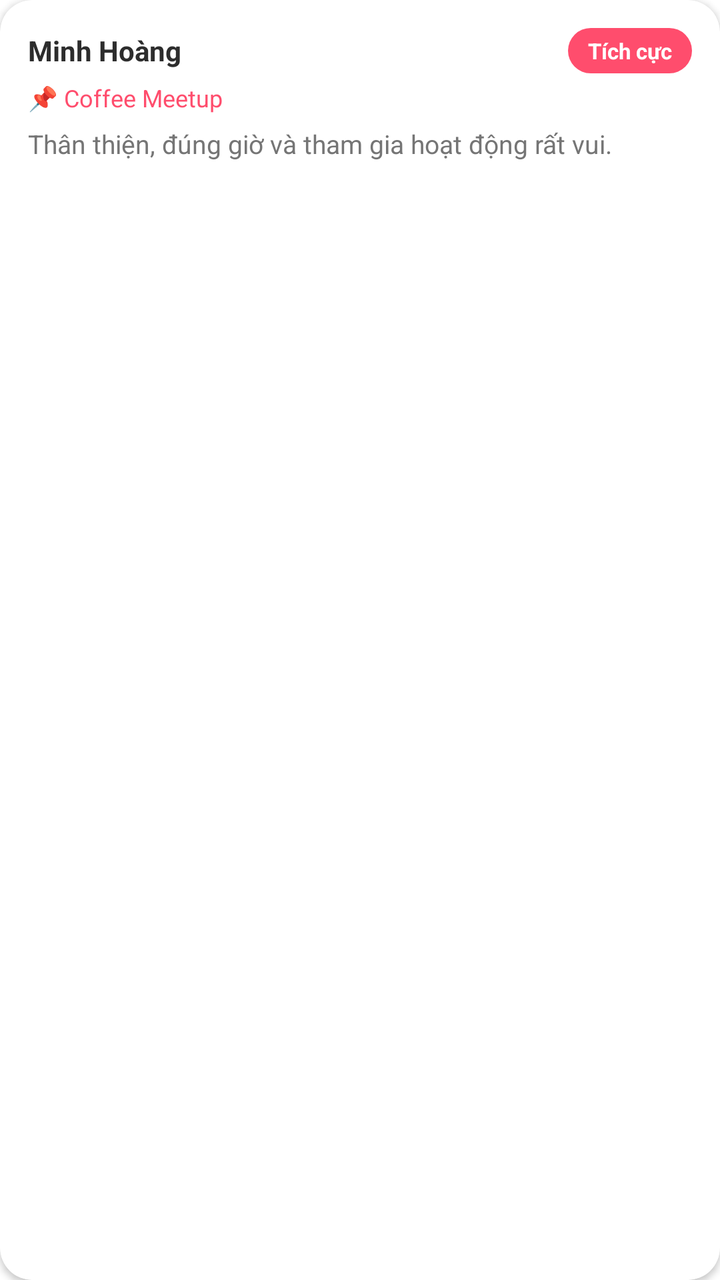
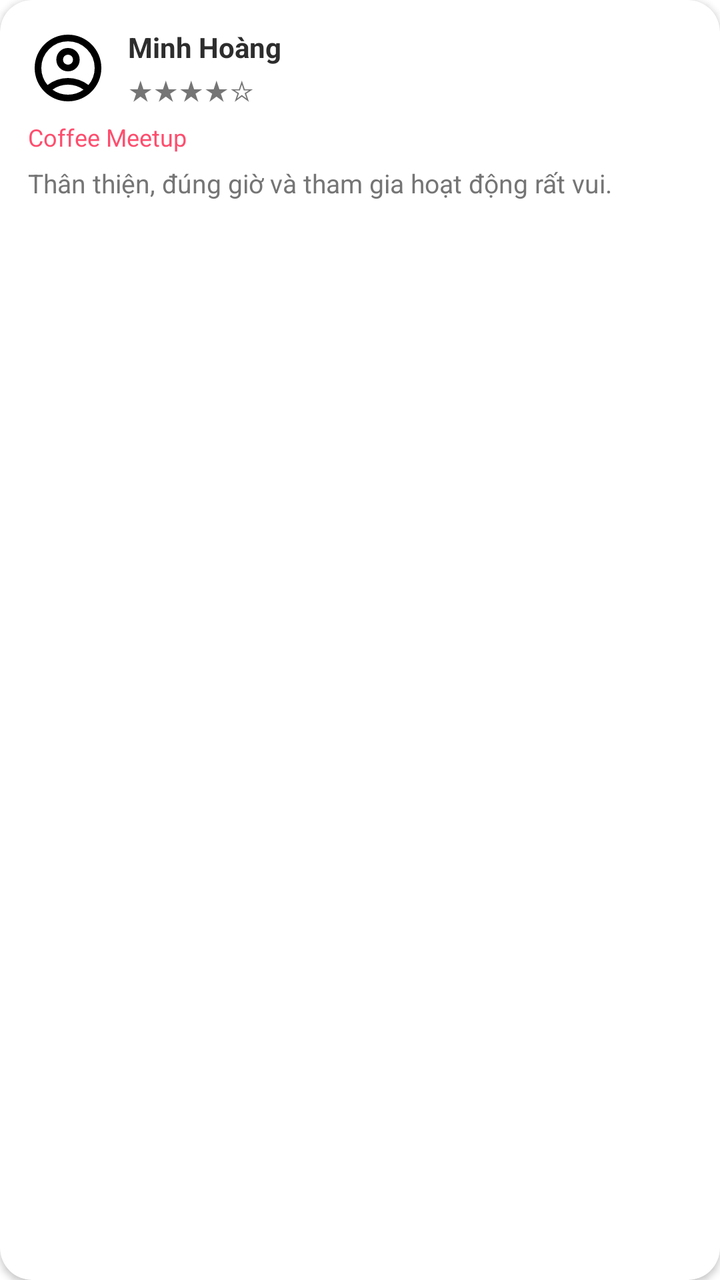

An Android layout rendered at two revisions. The XML below is the earlier revision; the diff shows what the commit changed to produce the second picture.
<!-- AndroidManifest.xml: application theme Theme.Weconnect -->
<!-- res/layout/item_user_review.xml -->
<?xml version="1.0" encoding="utf-8"?>
<com.google.android.material.card.MaterialCardView
    xmlns:android="http://schemas.android.com/apk/res/android"
    xmlns:app="http://schemas.android.com/apk/res-auto"
    android:layout_width="match_parent"
    android:layout_height="wrap_content"
    android:layout_marginBottom="10dp"
    app:cardBackgroundColor="@color/card_surface"
    app:cardCornerRadius="16dp"
    app:cardElevation="2dp"
    app:strokeWidth="0dp">

    <LinearLayout
        android:layout_width="match_parent"
        android:layout_height="wrap_content"
        android:orientation="vertical"
        android:padding="14dp">

        <LinearLayout
            android:layout_width="match_parent"
            android:layout_height="wrap_content"
            android:orientation="horizontal"
            android:gravity="center_vertical">

            <TextView
                android:id="@+id/tvReviewerName"
                android:layout_width="0dp"
                android:layout_height="wrap_content"
                android:layout_weight="1"
                android:textColor="@color/text_primary"
                android:textSize="14sp"
                android:textStyle="bold"
                android:text="Minh Hoàng" />

            <TextView
                android:id="@+id/tvReviewerRating"
                android:layout_width="wrap_content"
                android:layout_height="wrap_content"
                android:background="@drawable/bg_selected_tag"
                android:paddingHorizontal="10dp"
                android:paddingVertical="4dp"
                android:textColor="@android:color/white"
                android:textSize="11sp"
                android:textStyle="bold"
                android:text="Tích cực" />
        </LinearLayout>

        <TextView
            android:id="@+id/tvReviewActivity"
            android:layout_width="match_parent"
            android:layout_height="wrap_content"
            android:layout_marginTop="4dp"
            android:textColor="@color/primary_pink"
            android:textSize="12sp"
            android:text="📌 Coffee Meetup" />

        <TextView
            android:id="@+id/tvReviewerComment"
            android:layout_width="match_parent"
            android:layout_height="wrap_content"
            android:layout_marginTop="6dp"
            android:textColor="@color/text_secondary"
            android:textSize="13sp"
            android:text="Thân thiện, đúng giờ và tham gia hoạt động rất vui." />

    </LinearLayout>

</com.google.android.material.card.MaterialCardView>
<!-- resources referenced by this layout -->
<resources>
  <color name="card_surface">#FFFFFF</color>
  <color name="primary_pink">#FF4D6D</color>
  <color name="text_primary">#2D2D2D</color>
  <color name="text_secondary">#757575</color>
  <!-- drawable bg_selected_tag (drawable) -->
  <?xml version="1.0" encoding="utf-8"?>
  <shape xmlns:android="http://schemas.android.com/apk/res/android"
      android:shape="rectangle">
      <solid android:color="@color/primary_pink" />
      <corners android:radius="16dp" />
  </shape>
  <style name="Theme.Weconnect" parent="Theme.MaterialComponents.DayNight.NoActionBar" />
</resources>

<!-- the commit's change to res/layout/item_user_review.xml (unified diff, before → after) -->
@@ -16,43 +16,57 @@
         android:orientation="vertical"
         android:padding="14dp">
 
+        
         <LinearLayout
+            android:id="@+id/llReviewerHeader"
             android:layout_width="match_parent"
             android:layout_height="wrap_content"
             android:orientation="horizontal"
             android:gravity="center_vertical">
 
-            <TextView
-                android:id="@+id/tvReviewerName"
+            <ImageView
+                android:id="@+id/ivReviewerAvatar"
+                android:layout_width="40dp"
+                android:layout_height="40dp"
+                android:scaleType="centerCrop"
+                android:src="@drawable/ic_user_placeholder" />
+
+            <LinearLayout
                 android:layout_width="0dp"
                 android:layout_height="wrap_content"
                 android:layout_weight="1"
-                android:textColor="@color/text_primary"
-                android:textSize="14sp"
-                android:textStyle="bold"
-                android:text="Minh Hoàng" />
+                android:layout_marginStart="10dp"
+                android:orientation="vertical">
 
-            <TextView
-                android:id="@+id/tvReviewerRating"
-                android:layout_width="wrap_content"
-                android:layout_height="wrap_content"
-                android:background="@drawable/bg_selected_tag"
-                android:paddingHorizontal="10dp"
-                android:paddingVertical="4dp"
-                android:textColor="@android:color/white"
-                android:textSize="11sp"
-                android:textStyle="bold"
-                android:text="Tích cực" />
+                <TextView
+                    android:id="@+id/tvReviewerName"
+                    android:layout_width="wrap_content"
+                    android:layout_height="wrap_content"
+                    android:textColor="@color/text_primary"
+                    android:textSize="14sp"
+                    android:textStyle="bold"
+                    android:text="Minh Hoàng" />
+
+                <TextView
+                    android:id="@+id/tvReviewerRating"
+                    android:layout_width="wrap_content"
+                    android:layout_height="wrap_content"
+                    android:layout_marginTop="2dp"
+                    android:textSize="14sp"
+                    android:text="★★★★☆" />
+
+            </LinearLayout>
+
         </LinearLayout>
 
         <TextView
             android:id="@+id/tvReviewActivity"
             android:layout_width="match_parent"
             android:layout_height="wrap_content"
-            android:layout_marginTop="4dp"
+            android:layout_marginTop="6dp"
             android:textColor="@color/primary_pink"
             android:textSize="12sp"
-            android:text="📌 Coffee Meetup" />
+            android:text="Coffee Meetup" />
 
         <TextView
             android:id="@+id/tvReviewerComment"
<!-- resource entries referenced after the edit -->
@@ -4,13 +4,40 @@
   <color name="primary_pink">#FF4D6D</color>
   <color name="text_primary">#2D2D2D</color>
   <color name="text_secondary">#757575</color>
-  <!-- drawable bg_selected_tag (drawable) -->
-  <?xml version="1.0" encoding="utf-8"?>
-  <shape xmlns:android="http://schemas.android.com/apk/res/android"
-      android:shape="rectangle">
-      <solid android:color="@color/primary_pink" />
-      <corners android:radius="16dp" />
-  </shape>
-  <style name="Theme.Weconnect" parent="Theme.MaterialComponents.DayNight.NoActionBar" />
+  <!-- drawable ic_user_placeholder (drawable) -->
+  <vector xmlns:android="http://schemas.android.com/apk/res/android" android:height="24dp" android:tint="#000000" android:viewportHeight="960" android:viewportWidth="960" android:width="24dp">
+        
+      <path android:fillColor="@android:color/white" android:pathData="M234,684Q285,645 348,622.5Q411,600 480,600Q549,600 612,622.5Q675,645 726,684Q761,643 780.5,591Q800,539 800,480Q800,347 706.5,253.5Q613,160 480,160Q347,160 253.5,253.5Q160,347 160,480Q160,539 179.5,591Q199,643 234,684ZM480,520Q421,520 380.5,479.5Q340,439 340,380Q340,321 380.5,280.5Q421,240 480,240Q539,240 579.5,280.5Q620,321 620,380Q620,439 579.5,479.5Q539,520 480,520ZM480,880Q397,880 324,848.5Q251,817 197,763Q143,709 111.5,636Q80,563 80,480Q80,397 111.5,324Q143,251 197,197Q251,143 324,111.5Q397,80 480,80Q563,80 636,111.5Q709,143 763,197Q817,251 848.5,324Q880,397 880,480Q880,563 848.5,636Q817,709 763,763Q709,817 636,848.5Q563,880 480,880ZM480,800Q533,800 580,784.5Q627,769 666,740Q627,711 580,695.5Q533,680 480,680Q427,680 380,695.5Q333,711 294,740Q333,769 380,784.5Q427,800 480,800ZM480,440Q506,440 523,423Q540,406 540,380Q540,354 523,337Q506,320 480,320Q454,320 437,337Q420,354 420,380Q420,406 437,423Q454,440 480,440ZM480,380Q480,380 480,380Q480,380 480,380Q480,380 480,380Q480,380 480,380Q480,380 480,380Q480,380 480,380Q480,380 480,380Q480,380 480,380ZM480,740Q480,740 480,740Q480,740 480,740Q480,740 480,740Q480,740 480,740Q480,740 480,740Q480,740 480,740Q480,740 480,740Q480,740 480,740Z"/>
+      
+  </vector>
+  <style name="Theme.Weconnect" parent="Theme.MaterialComponents.DayNight.NoActionBar">
+          <item name="materialAlertDialogTheme">@style/Dialog.App</item>
+      </style>
+  <style name="Dialog.App" parent="ThemeOverlay.MaterialComponents.MaterialAlertDialog">
+          <item name="alertDialogStyle">@style/MaterialAlertDialog.App</item>
+          <item name="buttonBarNegativeButtonStyle">@style/Dialog.App.ButtonNegative</item>
+          <item name="buttonBarPositiveButtonStyle">@style/Dialog.App.ButtonPositive</item>
+          <item name="buttonBarNeutralButtonStyle">@style/Dialog.App.ButtonNeutral</item>
+      </style>
+  <style name="MaterialAlertDialog.App" parent="MaterialAlertDialog.MaterialComponents">
+          <item name="shapeAppearance">@style/ShapeAppearance.App.Dialog</item>
+      </style>
+  <style name="Dialog.App.ButtonNegative" parent="Widget.MaterialComponents.Button.TextButton.Dialog">
+          <item name="android:textColor">@color/primary_pink</item>
+          <item name="android:fontFamily">sans-serif-medium</item>
+      </style>
+  <style name="Dialog.App.ButtonPositive" parent="Widget.MaterialComponents.Button.TextButton.Dialog">
+          <item name="android:textColor">@color/primary_pink</item>
+          <item name="android:textStyle">bold</item>
+          <item name="android:fontFamily">sans-serif-medium</item>
+      </style>
+  <style name="Dialog.App.ButtonNeutral" parent="Widget.MaterialComponents.Button.TextButton.Dialog">
+          <item name="android:textColor">@color/text_secondary</item>
+          <item name="android:fontFamily">sans-serif-medium</item>
+      </style>
+  <style name="ShapeAppearance.App.Dialog" parent="">
+          <item name="cornerFamily">rounded</item>
+          <item name="cornerSize">20dp</item>
+      </style>
 </resources>
 
